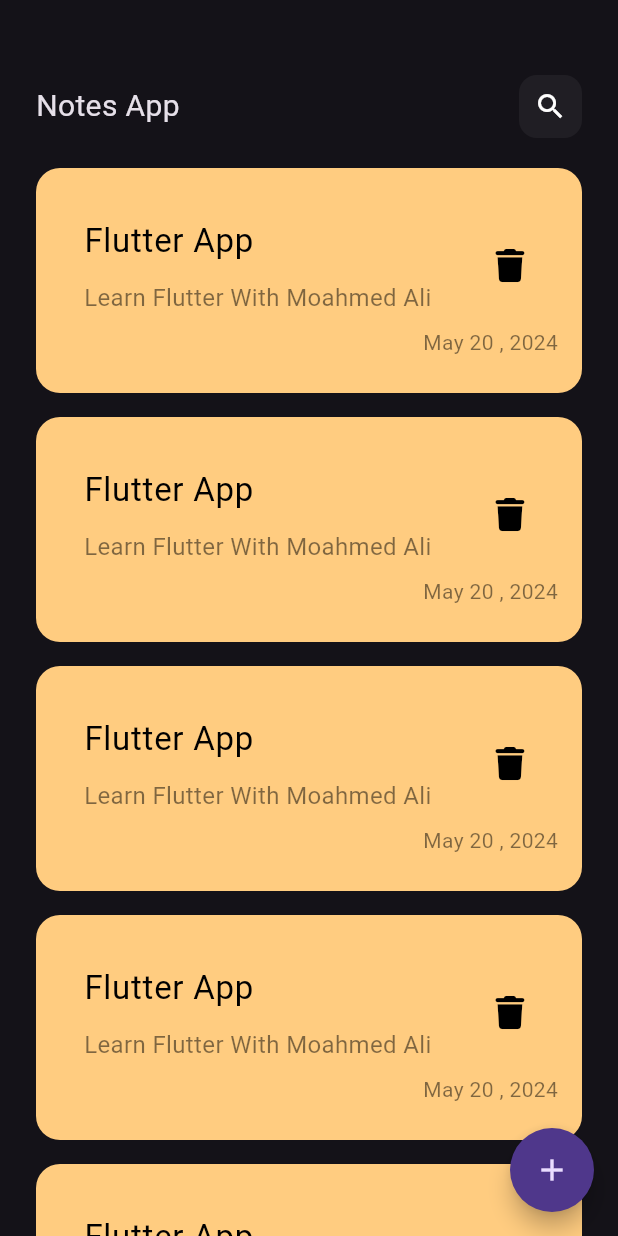
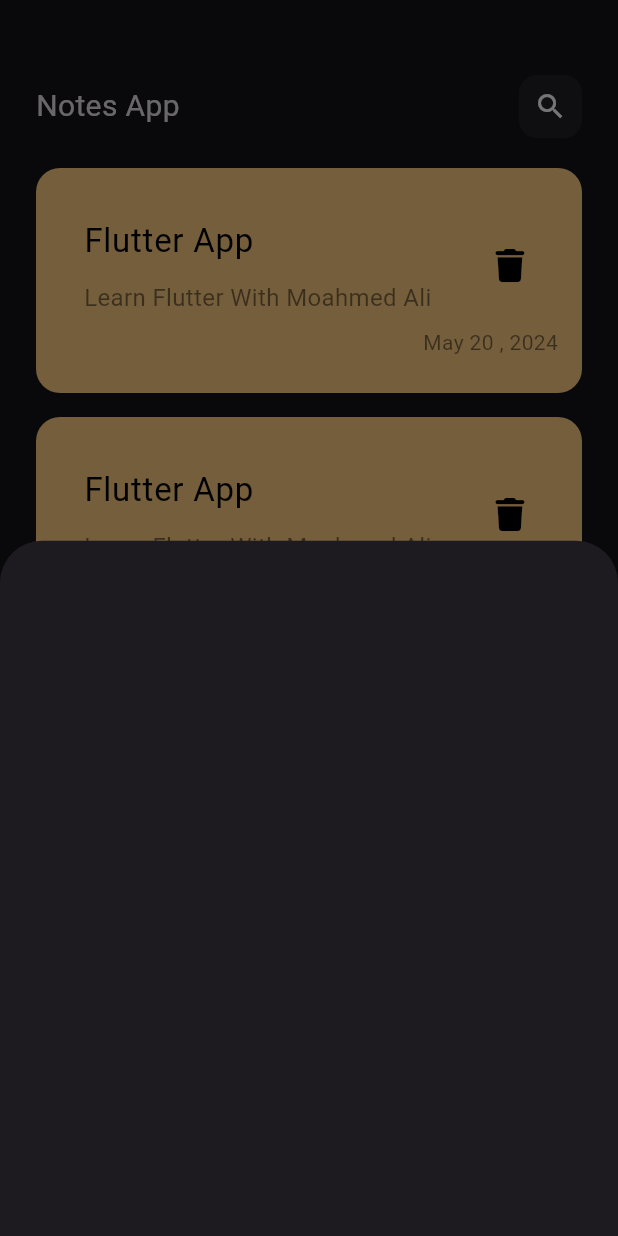
Before and after one commit to Mohamed-Yassien/bookly_hive, a Flutter app: the screen it shows after launch, after a tap on the "add" icon, on a phone screen of 412 x 824 dp. Run offline on Flutter 3.47's test engine with Material 3 defaults, Android fonts, the phone set to English and light mode, and no system bars; our stand-ins replace font_awesome_flutter.

Commit message:
add note bottom sheet

```diff
--- a/lib/views/notes_view.dart
+++ b/lib/views/notes_view.dart
@@ -1,5 +1,7 @@
 import 'package:bookly_hive/widgets/notes_view_body.dart';
 import 'package:flutter/material.dart';
+
+import '../widgets/add_note_bottom_sheet.dart';
 
 class NotesView extends StatelessWidget {
   const NotesView({super.key});
@@ -8,7 +10,14 @@
   Widget build(BuildContext context) {
     return Scaffold(
       floatingActionButton: FloatingActionButton(
-        onPressed: () {},
+        onPressed: () {
+          showModalBottomSheet(
+            context: context,
+            builder: (context) {
+              return const AddNoteBottomSheet();
+            },
+          );
+        },
         child: const Icon(
           Icons.add,
         ),
--- /dev/null
+++ b/lib/widgets/add_note_bottom_sheet.dart
@@ -0,0 +1,13 @@
+
+import 'package:flutter/material.dart';
+
+class AddNoteBottomSheet extends StatelessWidget {
+  const AddNoteBottomSheet({
+    super.key,
+  });
+
+  @override
+  Widget build(BuildContext context) {
+    return Container();
+  }
+}
```
